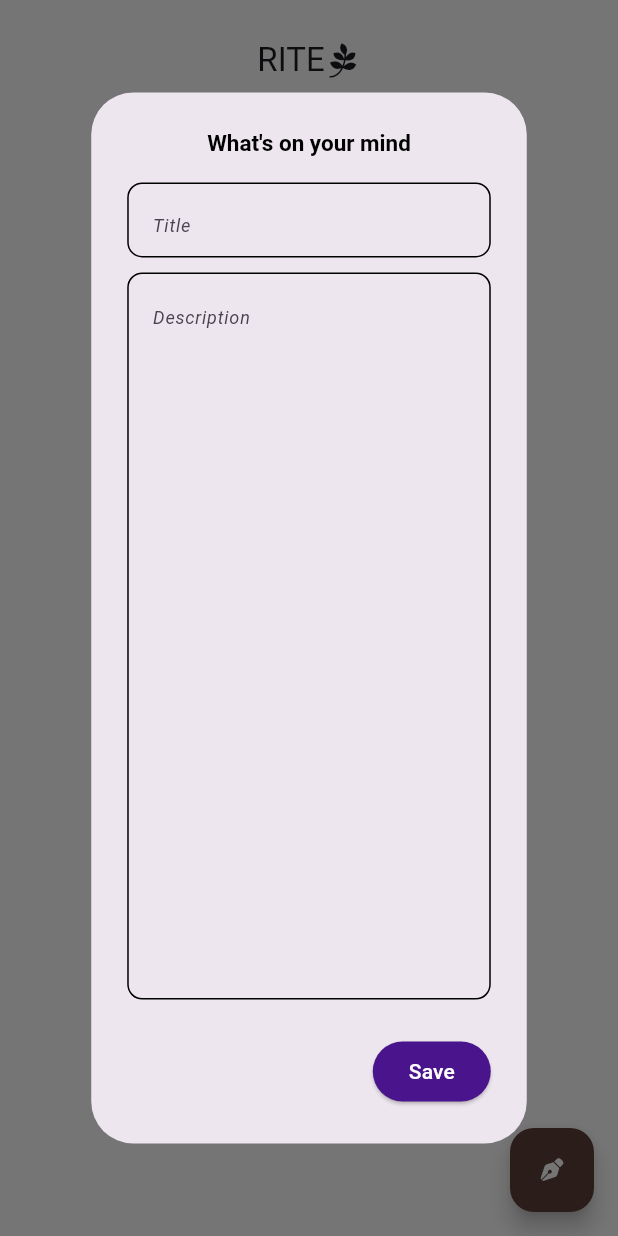
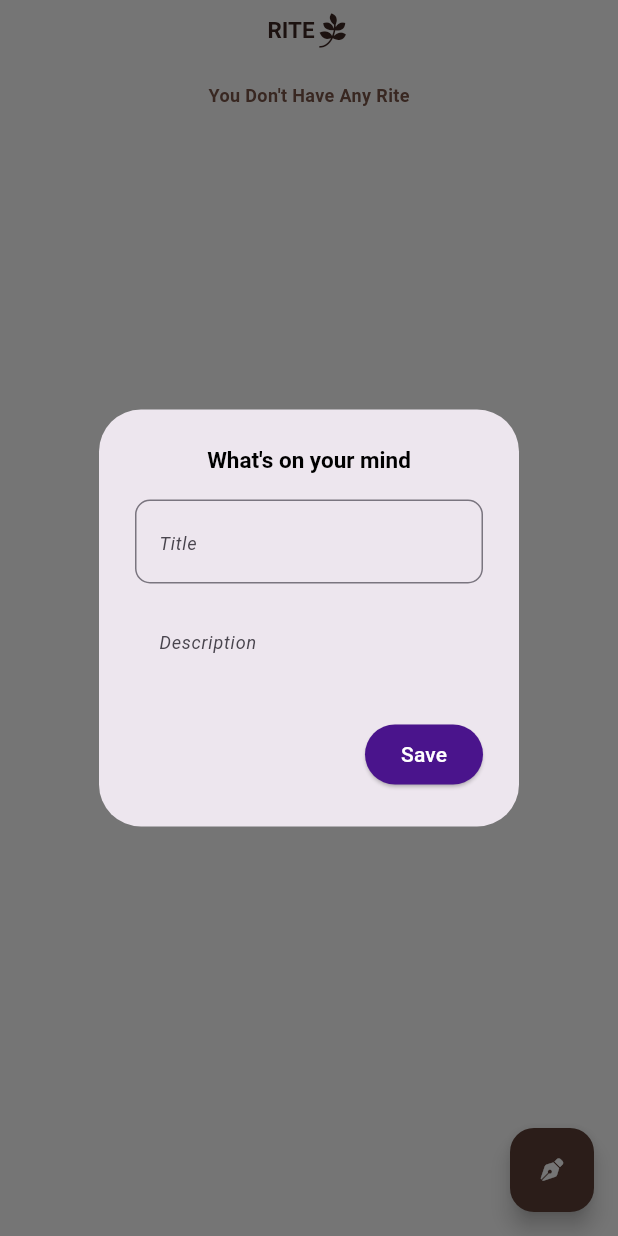
Before and after one commit to SidneyEmeka/write, a Flutter app: the screen it shows after launch, after a tap on an icon or button, on a phone screen of 412 x 824 dp. Run offline on Flutter 3.47's test engine with Material 3 defaults, Android fonts, the phone set to English and light mode, and no system bars; our stand-ins replace flutter_slidable, font_awesome_flutter, sqflite; accounts and stored records are empty.

Commit message:
NUlL checks

```diff
--- a/lib/pages/home.dart
+++ b/lib/pages/home.dart
@@ -1,4 +1,5 @@
 import 'dart:async';
+import 'package:flutter/cupertino.dart';
 import 'package:flutter/material.dart';
 import 'package:flutter_slidable/flutter_slidable.dart';
 import 'package:font_awesome_flutter/font_awesome_flutter.dart';
@@ -19,6 +20,7 @@ class _AllritespageState extends State<Allritespage> {
   void initState() {
     super.initState();
     mydbprovider.getAllWrites();
+    print("HOME INI");
   }
 
   //initializing a database instance
@@ -161,12 +163,25 @@ class _AllritespageState extends State<Allritespage> {
       backgroundColor: Colors.white,
       appBar: AppBar(
         scrolledUnderElevation: 0,
-        toolbarHeight: 80,
+        toolbarHeight: 40,
         backgroundColor: Colors.white,
         centerTitle: true,
-        title: const Row(
+        title: Row(
           mainAxisAlignment: MainAxisAlignment.center,
-          children: [Text("RITE"), Icon(FontAwesomeIcons.pagelines)],
+          children: [
+            Text(
+              "RITE",
+              style: TextStyle(
+                fontWeight: FontWeight.bold,
+                fontSize: 15,
+                color: Colors.brown.shade900,
+              ),
+            ),
+            Icon(
+              FontAwesomeIcons.pagelines,
+              color: Colors.brown.shade900,
+            )
+          ],
         ),
       ),
       body: SingleChildScrollView(
@@ -182,6 +197,17 @@ class _AllritespageState extends State<Allritespage> {
               builder: (context, snapshot) {
                 if (snapshot.hasError || snapshot.data == null) {
                   return const Center(child: CircularProgressIndicator());
+                }
+                if (snapshot.data!.isEmpty) {
+                  return const Center(
+                    child: Text(
+                      "You Don't Have Any Rite",
+                      style: TextStyle(
+                          color: Colors.brown,
+                          fontSize: 12,
+                          fontWeight: FontWeight.bold),
+                    ),
+                  );
                 }
                 return Column(
                   mainAxisAlignment: MainAxisAlignment.start,
@@ -226,41 +252,29 @@ class _AllritespageState extends State<Allritespage> {
                       mainAxisAlignment: MainAxisAlignment.start,
                       crossAxisAlignment: CrossAxisAlignment.center,
                       children: [
-                        Container(
-                          decoration: BoxDecoration(
-                              borderRadius: BorderRadius.circular(10),
-                              border: Border.all(color: Colors.black)),
-                          height: 50,
-                          width: MediaQuery.of(context).size.width / 1.7,
-                          child: TextField(
-                            //maxLines: 2,
+                        TextField(
+                          maxLines: null,
                           controller: contentController,
-                            cursorColor: Colors.transparent,
-                            decoration: const InputDecoration(
-                                hintStyle: TextStyle(
+                          cursorColor: Colors.purple.shade900,
+                          cursorHeight: 20,
+                          decoration: InputDecoration(
+                              hintStyle: const TextStyle(
                                   fontStyle: FontStyle.italic,
                                   fontWeight: FontWeight.w400,
                                   fontSize: 12),
                               hintText: "Title",
                               border: OutlineInputBorder(
-                                    borderSide: BorderSide.none)),
+                                  borderRadius: BorderRadius.circular(10))),
                         ),
-                        ),
-                        SizedBox(
+                        const SizedBox(
                           height: 10,
                         ),
-                        Container(
-                          decoration: BoxDecoration(
-                              borderRadius: BorderRadius.circular(10),
-                              border: Border.all(color: Colors.black)),
-                          height: MediaQuery.of(context).size.height/ 1.7,
-                          width: MediaQuery.of(context).size.width / 1.7,
-                          child: TextField(
+                        TextField(
                           maxLines: null,
                           controller: contentDeescController,
-                            cursorColor: Colors.transparent,
+                          cursorColor: Colors.purple.shade900,
+                          cursorHeight: 20,
                           decoration: const InputDecoration(
-
                               hintStyle: TextStyle(
                                   fontStyle: FontStyle.italic,
                                   fontWeight: FontWeight.w400,
@@ -268,7 +282,6 @@ class _AllritespageState extends State<Allritespage> {
                               hintText: "Description",
                               border: OutlineInputBorder(
                                   borderSide: BorderSide.none)),
-                          ),
                         ),
                       ],
                     ),
```
Also changed, not shown: lib/pages/edit.dart (+58 -36 lines). Lines whose indentation alone changed are shown as unchanged.
